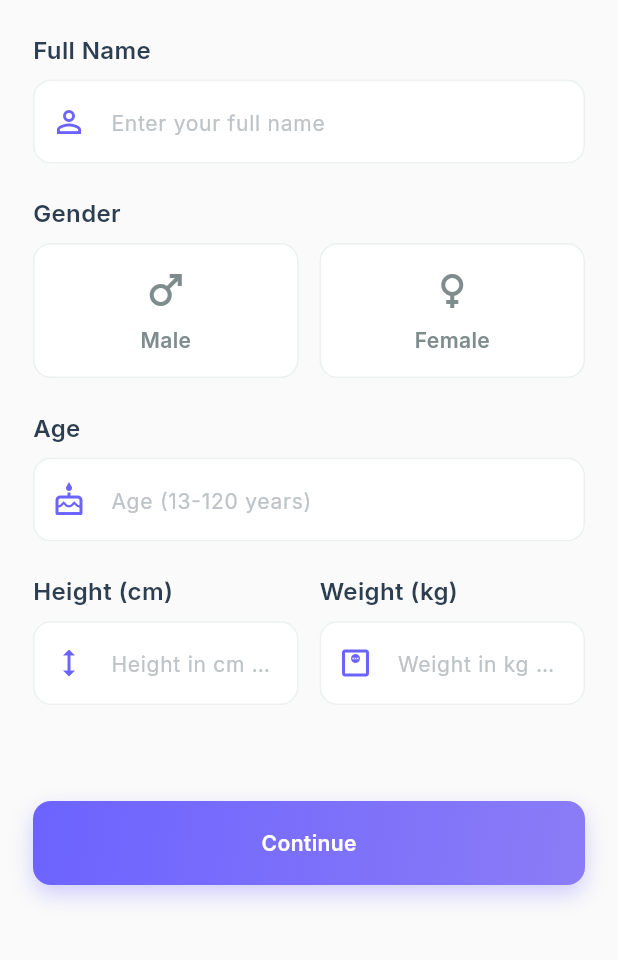
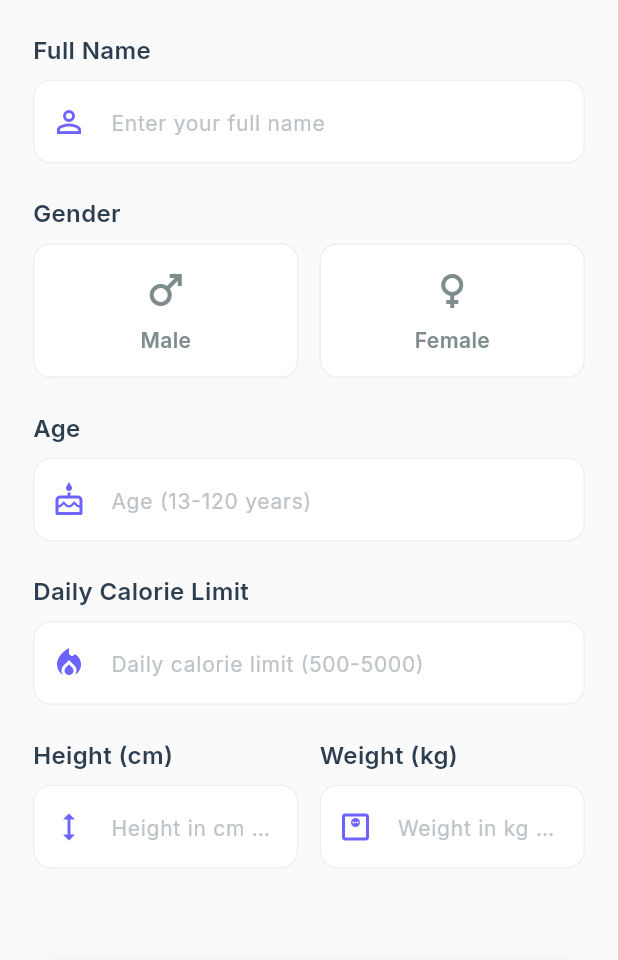
Before and after one commit to Muhammadurasheed/smart_byte, a Flutter app: the screen it shows after launch, after a tap on "Get Started", on a phone screen of 412 x 824 dp, the part 276-1236 px from its top. Run offline on Flutter 3.47's test engine with Material 3 defaults, Android fonts, the light colour scheme and no system bars; our stand-ins replace google_fonts, image_picker, shared_preferences; network calls fail.

Commit message:
set a cap calorie

```diff
--- a/lib/main.dart
+++ b/lib/main.dart
@@ -2,13 +2,15 @@ import 'package:flutter/material.dart';
 import 'package:flutter/services.dart';
 import 'package:google_fonts/google_fonts.dart';
 import 'package:provider/provider.dart';
+import 'package:smartbyte/screens/home/home_dashboard.dart';
 import 'screens/welcome_screen.dart';
 import 'utils/app_theme.dart';
 import 'providers/user_provider.dart';
 import 'providers/meal_provider.dart';
 import 'providers/hardware_provider.dart';
 
-void main() {
+void main() async {
+  WidgetsFlutterBinding.ensureInitialized();
   runApp(const SmartByteApp());
 }
 
@@ -17,6 +19,41 @@ class SmartByteApp extends StatelessWidget {
 
   @override
   Widget build(BuildContext context) {
+    return FutureBuilder(
+      future: _initializeApp(),
+      builder: (context, snapshot) {
+        if (snapshot.connectionState == ConnectionState.waiting) {
+          return MaterialApp(
+            home: Scaffold(
+              body: Container(
+                decoration: const BoxDecoration(
+                  gradient: LinearGradient(
+                    begin: Alignment.topCenter,
+                    end: Alignment.bottomCenter,
+                    colors: [Color(0xFFF8F9FA), Color(0xFFE9ECEF)],
+                  ),
+                ),
+                child: const Center(
+                  child: CircularProgressIndicator(
+                    valueColor: AlwaysStoppedAnimation<Color>(AppColors.primary),
+                  ),
+                ),
+              ),
+            ),
+          );
+        }
+
+        return _buildMainApp();
+      },
+    );
+  }
+
+  Future<void> _initializeApp() async {
+    // Initialize user data from storage
+    // This is handled in the provider initialization
+  }
+
+  Widget _buildMainApp() {
     SystemChrome.setSystemUIOverlayStyle(
       const SystemUiOverlayStyle(
         statusBarColor: Colors.transparent,
@@ -26,7 +63,13 @@ class SmartByteApp extends StatelessWidget {
 
     return MultiProvider(
       providers: [
-        ChangeNotifierProvider(create: (_) => UserProvider()),
+        ChangeNotifierProvider(
+          create: (_) {
+            final provider = UserProvider();
+            provider.loadUserData(); // Load saved data
+            return provider;
+          },
+        ),
         ChangeNotifierProvider(create: (_) => MealProvider()),
         ChangeNotifierProvider(create: (_) => HardwareProvider()),
       ],
@@ -42,7 +85,15 @@ class SmartByteApp extends StatelessWidget {
             iconTheme: IconThemeData(color: AppColors.textPrimary),
           ),
         ),
-        home: const WelcomeScreen(),
+        home: Consumer<UserProvider>(
+          builder: (context, userProvider, child) {
+            if (userProvider.isSetupComplete) {
+              return const HomeDashboard();
+            } else {
+              return const WelcomeScreen();
+            }
+          },
+        ),
       ),
     );
   }
--- a/lib/providers/user_provider.dart
+++ b/lib/providers/user_provider.dart
@@ -1,4 +1,5 @@
 import 'package:flutter/material.dart';
+import 'package:shared_preferences/shared_preferences.dart';
 
 class UserProvider with ChangeNotifier {
   String _name = '';
@@ -19,6 +20,33 @@ class UserProvider with ChangeNotifier {
   double get maxCalorie => _maxCalorie;
   bool get isSetupComplete => _isSetupComplete;
 
+  // Load user data from secure storage
+  Future<void> loadUserData() async {
+    final prefs = await SharedPreferences.getInstance();
+    _name = prefs.getString('user_name') ?? '';
+    _gender = prefs.getString('user_gender') ?? '';
+    _age = prefs.getInt('user_age') ?? 0;
+    _height = prefs.getDouble('user_height') ?? 0.0;
+    _weight = prefs.getDouble('user_weight') ?? 0.0;
+    _goal = prefs.getString('user_goal') ?? '';
+    _maxCalorie = prefs.getDouble('user_max_calorie') ?? 0.0;
+    _isSetupComplete = prefs.getBool('setup_complete') ?? false;
+    notifyListeners();
+  }
+
+  // Save user data to secure storage
+  Future<void> saveUserData() async {
+    final prefs = await SharedPreferences.getInstance();
+    await prefs.setString('user_name', _name);
+    await prefs.setString('user_gender', _gender);
+    await prefs.setInt('user_age', _age);
+    await prefs.setDouble('user_height', _height);
+    await prefs.setDouble('user_weight', _weight);
+    await prefs.setString('user_goal', _goal);
+    await prefs.setDouble('user_max_calorie', _maxCalorie);
+    await prefs.setBool('setup_complete', _isSetupComplete);
+  }
+
   void updateUserInfo({
     String? name,
     String? gender,
@@ -36,10 +64,12 @@ class UserProvider with ChangeNotifier {
     if (goal != null) _goal = goal;
     if (maxCalorie != null) _maxCalorie = maxCalorie;
     notifyListeners();
+    saveUserData(); // Auto-save when data updates
   }
 
-  void completeSetup() {
+  Future<void> completeSetup() async {
     _isSetupComplete = true;
+    await saveUserData();
     notifyListeners();
   }
 
--- a/lib/screens/setup/goal_selection_screen.dart
+++ b/lib/screens/setup/goal_selection_screen.dart
@@ -46,8 +46,8 @@ class _GoalSelectionScreenState extends State<GoalSelectionScreen> {
     try {
       // Update user provider with selected goal
       context.read<UserProvider>().updateUserInfo(goal: _selectedGoal);
-      context.read<UserProvider>().completeSetup();
-
+      // Complete setup and save data
+      context.read<UserProvider>().completeSetup().then((_) {
         // Navigate to home dashboard with fade transition
         Navigator.pushAndRemoveUntil(
           context,
@@ -64,6 +64,8 @@ class _GoalSelectionScreenState extends State<GoalSelectionScreen> {
           ),
           (route) => false,
         );
+      });
+
     } catch (e) {
       // Handle any errors during navigation or provider updates
       if (mounted) {
--- a/lib/screens/setup/user_setup_screen.dart
+++ b/lib/screens/setup/user_setup_screen.dart
@@ -159,6 +159,26 @@ class _UserSetupScreenState extends State<UserSetupScreen> {
 
               const SizedBox(height: AppSizes.paddingL),
 
+              // Daily Calorie Limit field
+              _buildInputField(
+                label: 'Daily Calorie Limit',
+                controller: _maxCalorieController,
+                icon: Icons.local_fire_department,
+                keyboardType: TextInputType.number,
+                validator: (value) {
+                  if (value == null || value.isEmpty) {
+                    return 'Please enter your daily calorie limit';
+                  }
+                  final maxCalorie = double.tryParse(value);
+                  if (maxCalorie == null || maxCalorie < 500 || maxCalorie > 5000) {
+                    return 'Enter a valid calorie limit (500-5000)';
+                  }
+                  return null;
+                },
+              ),
+
+              const SizedBox(height: AppSizes.paddingL),
+
               Row(
                 children: [
                   Expanded(
@@ -206,7 +226,9 @@ class _UserSetupScreenState extends State<UserSetupScreen> {
               GradientButton(
                 text: 'Continue',
                 onPressed: () {
-                  if (_formKey.currentState!.validate() && _selectedGender.isNotEmpty) {
+                  if (_formKey.currentState!.validate() &&
+                      _selectedGender.isNotEmpty &&
+                      _maxCalorieController.text.isNotEmpty) {
                     // Update user provider
                     context.read<UserProvider>().updateUserInfo(
                       name: _nameController.text,
@@ -214,6 +236,7 @@ class _UserSetupScreenState extends State<UserSetupScreen> {
                       age: int.parse(_ageController.text),
                       height: double.parse(_heightController.text),
                       weight: double.parse(_weightController.text),
+                      maxCalorie: double.parse(_maxCalorieController.text),
                     );
 
                     Navigator.push(
@@ -235,6 +258,10 @@ class _UserSetupScreenState extends State<UserSetupScreen> {
                   } else if (_selectedGender.isEmpty) {
                     ScaffoldMessenger.of(context).showSnackBar(
                       const SnackBar(content: Text('Please select your gender')),
+                    );
+                  } else if (_maxCalorieController.text.isEmpty) {
+                    ScaffoldMessenger.of(context).showSnackBar(
+                      const SnackBar(content: Text('Please enter your daily calorie limit')),
                     );
                   }
                 },
--- a/lib/services/hardware_service.dart
+++ b/lib/services/hardware_service.dart
@@ -68,8 +68,10 @@ class HardwareService {
   // Send calorie comparison result to hardware
   static Future<bool> sendCalorieStatus(String status) async {
     try {
-      final response = await http.get(
-        Uri.parse('$_baseUrl/trig?status=$status'),
+      final response = await http.post(
+        Uri.parse('$_baseUrl/trig'),
+        headers: {'Content-Type': 'application/json'},
+        body: json.encode({'status': status}),
       ).timeout(_timeout);
 
       return response.statusCode == 200;
```
Also changed, not shown: lib/screens/home/home_dashboard.dart (+20 -3 lines), pubspec.lock. Lines whose indentation alone changed are shown as unchanged.
